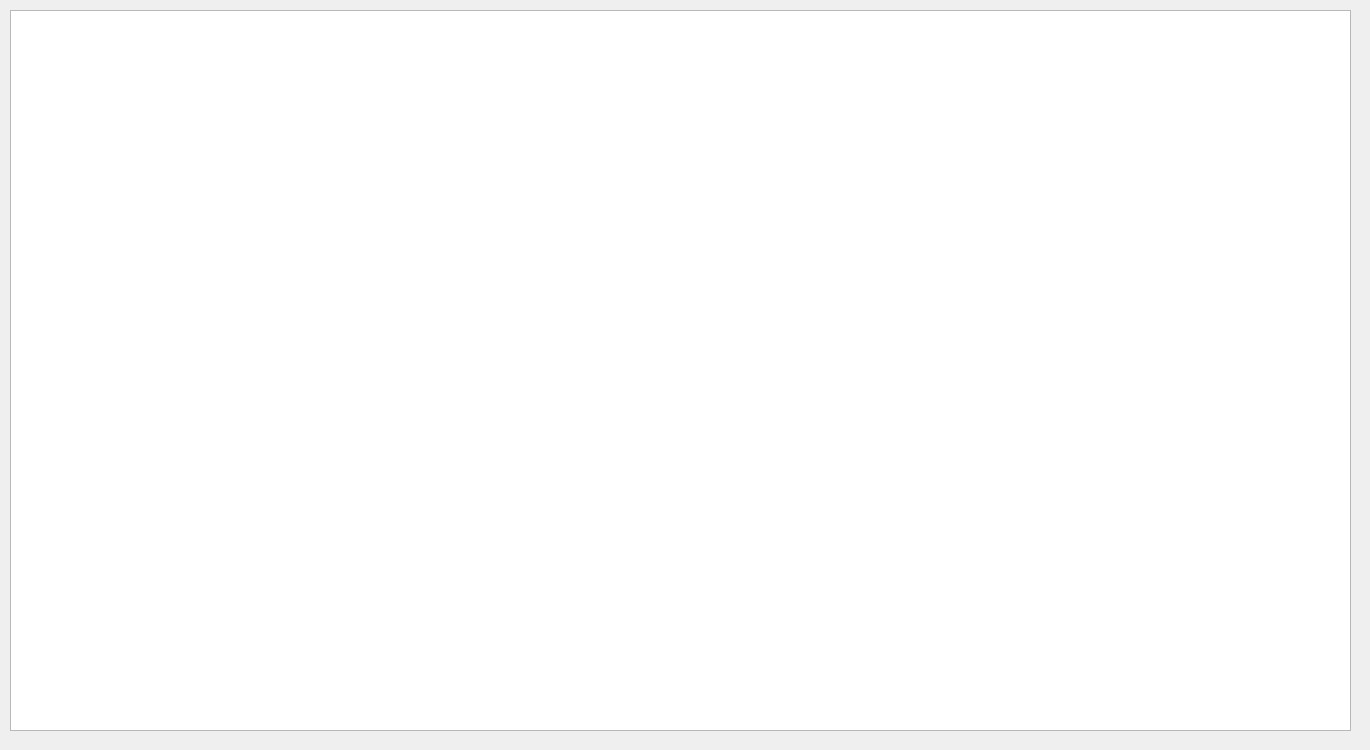
Endo13/BikeEquipmentManager, file sources/gearsview.ui: the form before one commit.
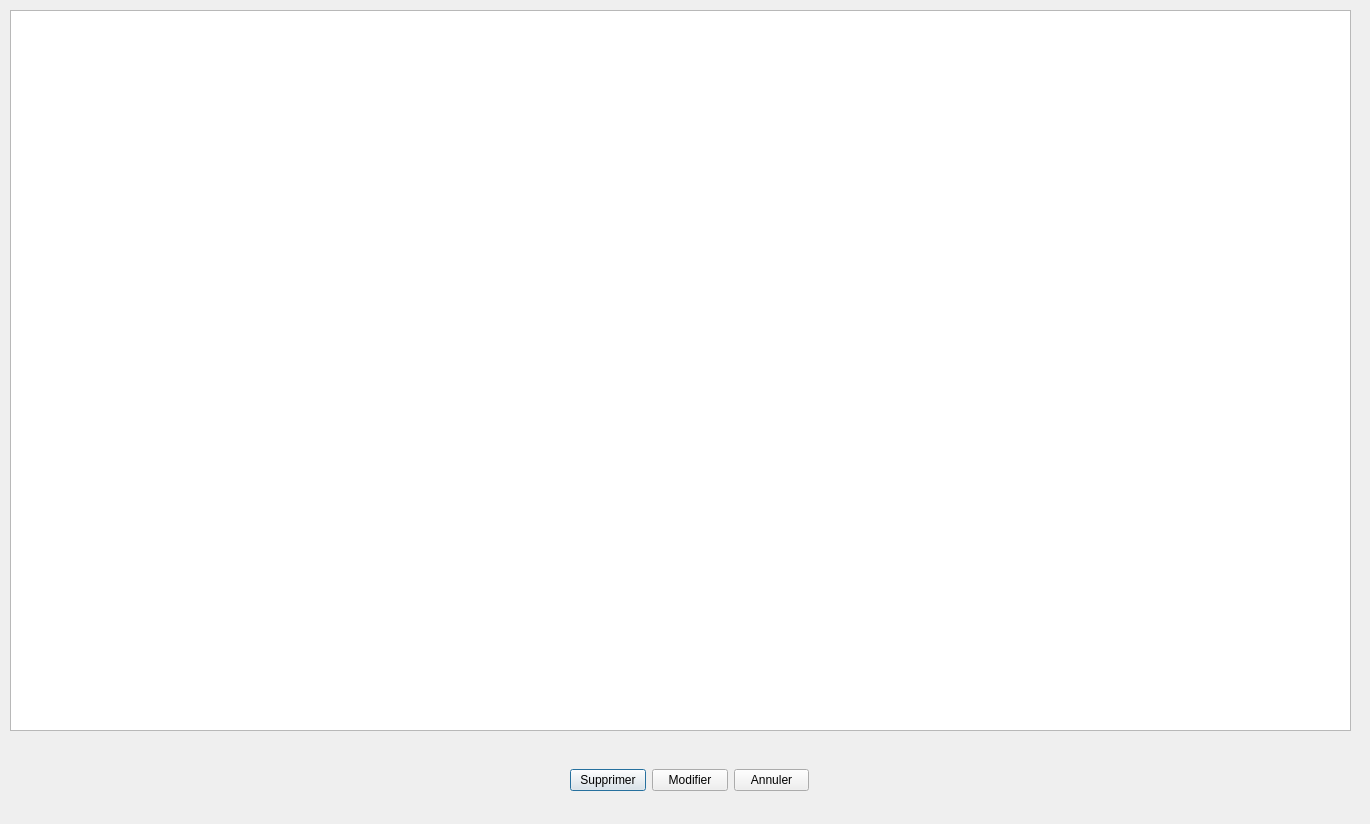
The form after the commit.

```diff
--- a/sources/gearsview.ui
+++ b/sources/gearsview.ui
@@ -7,7 +7,7 @@
     <x>0</x>
     <y>0</y>
     <width>1370</width>
-    <height>750</height>
+    <height>824</height>
    </rect>
   </property>
   <property name="windowTitle">
@@ -68,6 +68,39 @@
     </item>
    </layout>
   </widget>
+  <widget class="QWidget" name="horizontalLayoutWidget_2">
+   <property name="geometry">
+    <rect>
+     <x>570</x>
+     <y>740</y>
+     <width>239</width>
+     <height>80</height>
+    </rect>
+   </property>
+   <layout class="QHBoxLayout" name="horizontalLayout_2">
+    <item>
+     <widget class="QPushButton" name="pbDelete">
+      <property name="text">
+       <string>Supprimer</string>
+      </property>
+     </widget>
+    </item>
+    <item>
+     <widget class="QPushButton" name="pbEdit">
+      <property name="text">
+       <string>Modifier</string>
+      </property>
+     </widget>
+    </item>
+    <item>
+     <widget class="QPushButton" name="pbQuit">
+      <property name="text">
+       <string>Annuler</string>
+      </property>
+     </widget>
+    </item>
+   </layout>
+  </widget>
  </widget>
  <resources/>
  <connections/>
```
